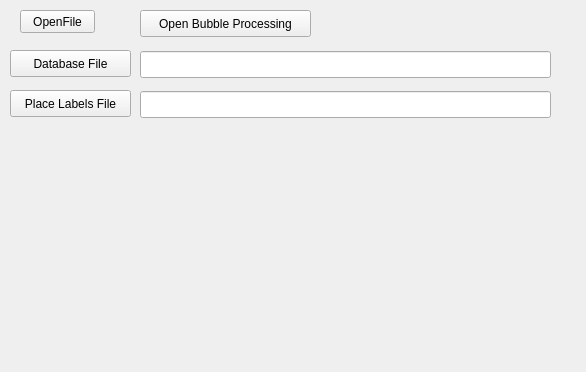
Above: src/dialog/MainWindow.ui from hkaraoguz/ISLFramework before the change. Below: the same form after it.
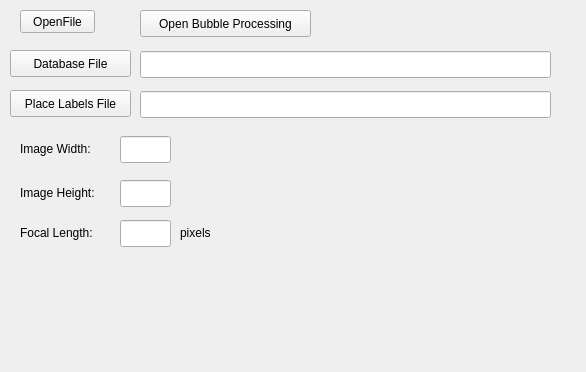
That is the form after the change.

Commit message: Image process dialog da guncellestirmeler. Label okuma kisminda duzeltmeler

Diff of the .ui file:
```diff
--- a/src/dialog/MainWindow.ui
+++ b/src/dialog/MainWindow.ui
@@ -89,6 +89,88 @@
      <string>Place Labels File</string>
     </property>
    </widget>
+   <widget class="QLineEdit" name="lEditImageWidth">
+    <property name="geometry">
+     <rect>
+      <x>120</x>
+      <y>136</y>
+      <width>51</width>
+      <height>27</height>
+     </rect>
+    </property>
+   </widget>
+   <widget class="QLabel" name="label">
+    <property name="geometry">
+     <rect>
+      <x>20</x>
+      <y>140</y>
+      <width>91</width>
+      <height>17</height>
+     </rect>
+    </property>
+    <property name="text">
+     <string>Image Width:</string>
+    </property>
+   </widget>
+   <widget class="QLabel" name="label_2">
+    <property name="geometry">
+     <rect>
+      <x>20</x>
+      <y>184</y>
+      <width>91</width>
+      <height>17</height>
+     </rect>
+    </property>
+    <property name="text">
+     <string>Image Height:</string>
+    </property>
+   </widget>
+   <widget class="QLineEdit" name="lEditImageHeight">
+    <property name="geometry">
+     <rect>
+      <x>120</x>
+      <y>180</y>
+      <width>51</width>
+      <height>27</height>
+     </rect>
+    </property>
+   </widget>
+   <widget class="QLabel" name="label_3">
+    <property name="geometry">
+     <rect>
+      <x>20</x>
+      <y>224</y>
+      <width>91</width>
+      <height>17</height>
+     </rect>
+    </property>
+    <property name="text">
+     <string>Focal Length:</string>
+    </property>
+   </widget>
+   <widget class="QLineEdit" name="lEditFocalLength">
+    <property name="geometry">
+     <rect>
+      <x>120</x>
+      <y>220</y>
+      <width>51</width>
+      <height>27</height>
+     </rect>
+    </property>
+   </widget>
+   <widget class="QLabel" name="label_4">
+    <property name="geometry">
+     <rect>
+      <x>180</x>
+      <y>224</y>
+      <width>67</width>
+      <height>17</height>
+     </rect>
+    </property>
+    <property name="text">
+     <string>pixels</string>
+    </property>
+   </widget>
   </widget>
  </widget>
  <layoutdefault spacing="6" margin="11"/>
```
The commit also changes 7 other files.
